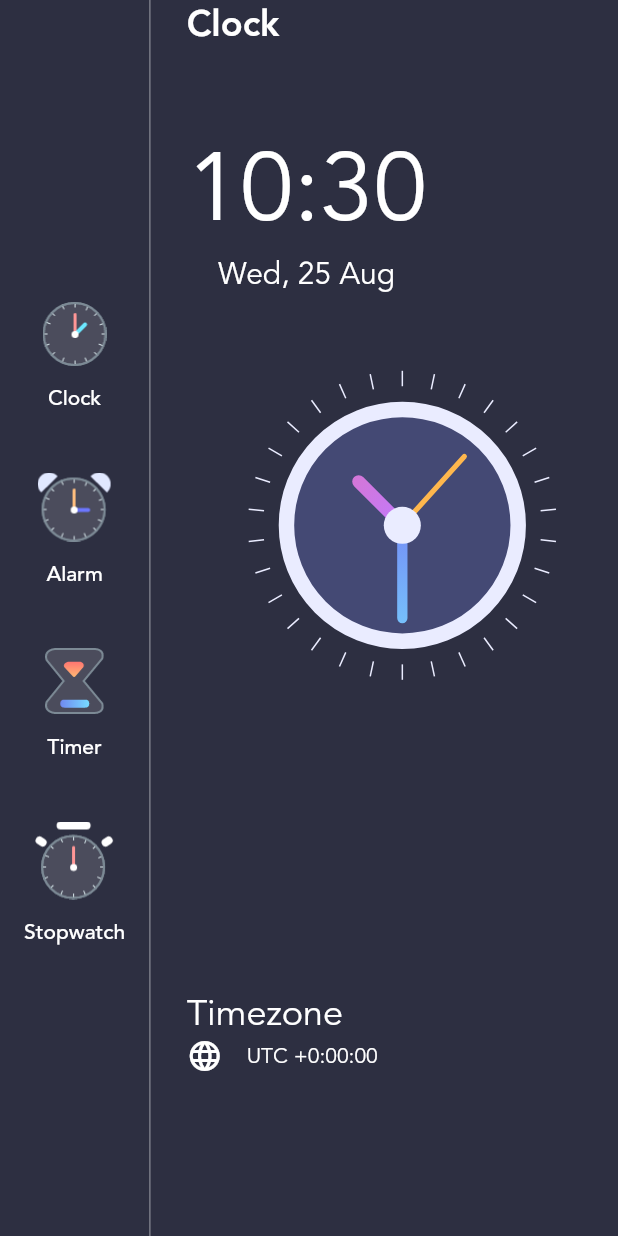
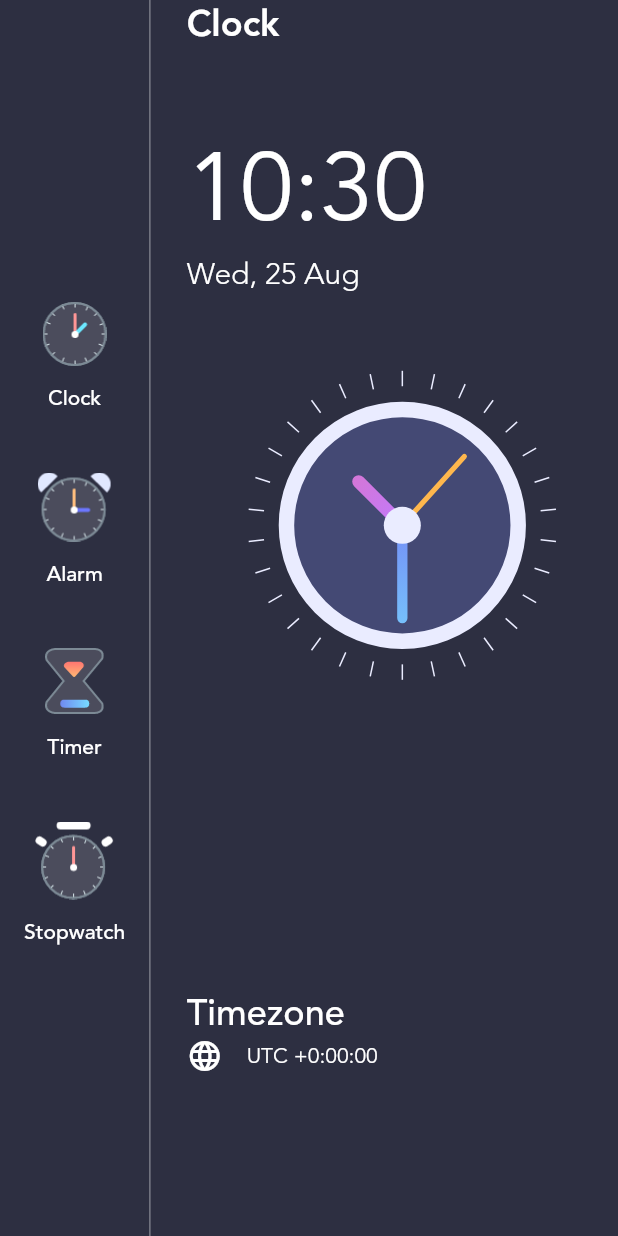
Before and after one commit to rashidwassan/clock-app-flutter, a Flutter app: the screen it shows after launch, on a phone screen of 412 x 824 dp. Run offline on Flutter 3.47's test engine with Material 2 defaults, Android fonts, the phone set to English and light mode, and no system bars.

Commit message:
minor UI fix

```diff
--- a/lib/clock_app.dart
+++ b/lib/clock_app.dart
@@ -88,7 +88,7 @@ class _ClockAppState extends State<ClockApp> {
               Flexible(
                 flex: 2,
                 child: Column(
-                  crossAxisAlignment: CrossAxisAlignment.center,
+                  crossAxisAlignment: CrossAxisAlignment.start,
                   children: [
                     Text(
                       formattedTime,
@@ -96,7 +96,10 @@ class _ClockAppState extends State<ClockApp> {
                     ),
                     Text(
                       formattedDate,
-                      style: TextStyle(color: Colors.white, fontSize: 20),
+                      style: TextStyle(
+                          color: Colors.white,
+                          fontSize: 20,
+                          fontWeight: FontWeight.w300),
                     ),
                   ],
                 ),
@@ -118,7 +121,10 @@ class _ClockAppState extends State<ClockApp> {
                   children: [
                     Text(
                       'Timezone',
-                      style: TextStyle(color: Colors.white, fontSize: 24),
+                      style: TextStyle(
+                          color: Colors.white,
+                          fontSize: 24,
+                          fontWeight: FontWeight.w500),
                     ),
                     Row(
                       children: [
```
